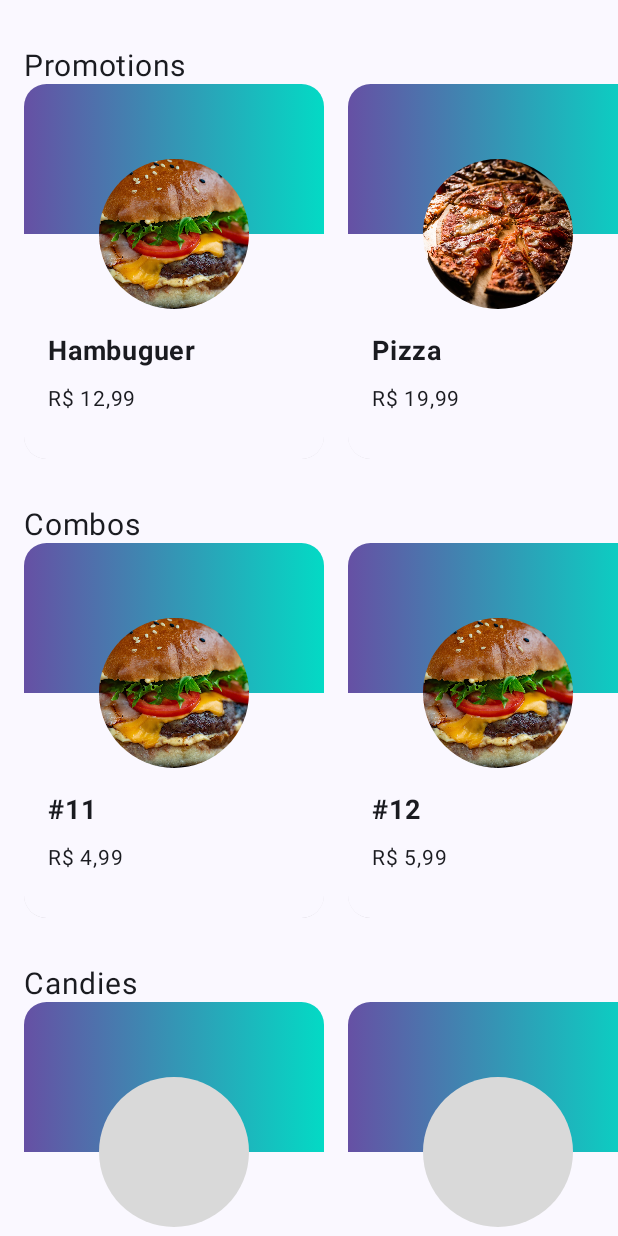
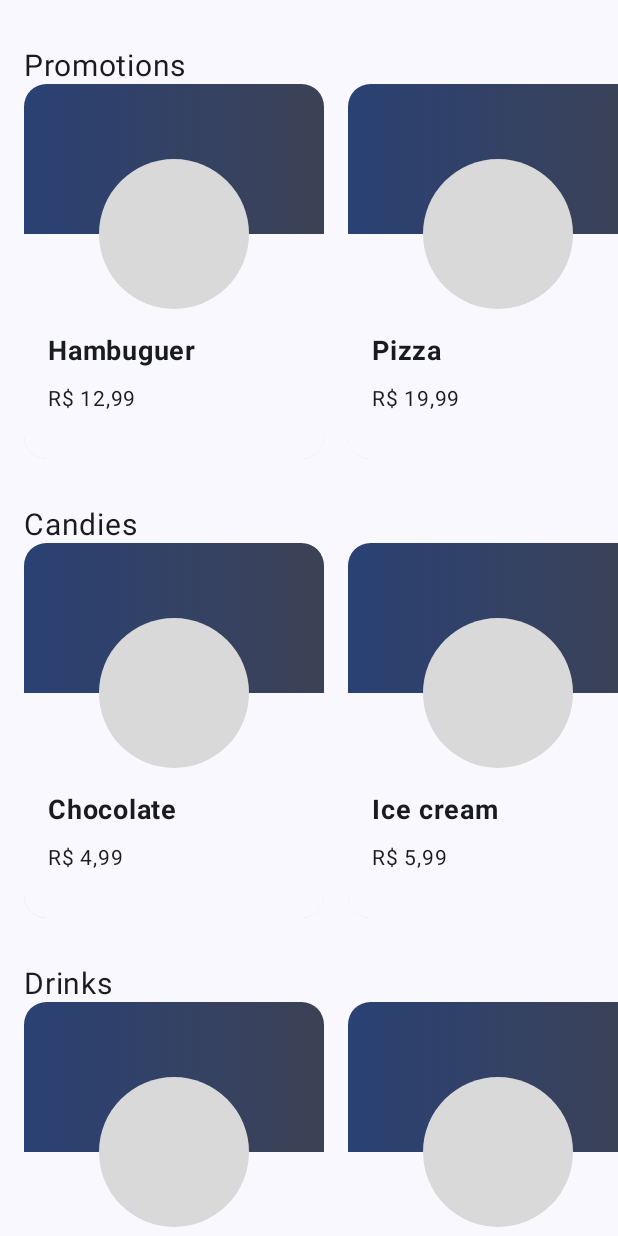
Before and after one commit to verissteph/Aluvery, an Android app built with Jetpack Compose: the screen it shows after launch (MainActivity), on a phone screen of 412 x 824 dp. Run offline under Robolectric (Android 15) with nearby library versions, the phone set to English and light mode, and no system bars.

Commit message:
adjust project

```diff
--- a/app/build.gradle.kts
+++ b/app/build.gradle.kts
@@ -52,7 +52,7 @@ dependencies {
     implementation("androidx.core:core-ktx:1.12.0")
     implementation("androidx.lifecycle:lifecycle-runtime-ktx:2.7.0")
     implementation("androidx.activity:activity-compose:1.8.2")
-    implementation(platform("androidx.compose:compose-bom:2023.08.00"))
+    implementation(platform("androidx.compose:compose-bom:2024.02.02"))
     implementation("androidx.compose.ui:ui")
     implementation("androidx.compose.ui:ui-graphics")
     implementation("androidx.compose.ui:ui-tooling-preview")
@@ -60,7 +60,7 @@ dependencies {
     testImplementation("junit:junit:4.13.2")
     androidTestImplementation("androidx.test.ext:junit:1.1.5")
     androidTestImplementation("androidx.test.espresso:espresso-core:3.5.1")
-    androidTestImplementation(platform("androidx.compose:compose-bom:2023.08.00"))
+    androidTestImplementation(platform("androidx.compose:compose-bom:2024.02.02"))
     androidTestImplementation("androidx.compose.ui:ui-test-junit4")
     debugImplementation("androidx.compose.ui:ui-tooling")
     debugImplementation("androidx.compose.ui:ui-test-manifest")
--- a/app/src/main/java/com/stephanieverissimo/aluvery/MainActivity.kt
+++ b/app/src/main/java/com/stephanieverissimo/aluvery/MainActivity.kt
@@ -3,58 +3,28 @@ package com.stephanieverissimo.aluvery
 import android.os.Bundle
 import androidx.activity.ComponentActivity
 import androidx.activity.compose.setContent
-import androidx.compose.foundation.layout.Arrangement
-import androidx.compose.foundation.layout.Column
-import androidx.compose.foundation.layout.Spacer
-import androidx.compose.foundation.layout.fillMaxSize
-import androidx.compose.foundation.rememberScrollState
-import androidx.compose.foundation.verticalScroll
-import androidx.compose.material3.MaterialTheme
 import androidx.compose.material3.Surface
 import androidx.compose.runtime.Composable
-import androidx.compose.ui.Modifier
-import androidx.compose.ui.tooling.preview.Preview
-import androidx.compose.ui.unit.dp
-import com.stephanieverissimo.aluvery.components.ProductSection
-import com.stephanieverissimo.aluvery.sampleData.sampleProductCandies
-import com.stephanieverissimo.aluvery.sampleData.sampleProductCombo
-import com.stephanieverissimo.aluvery.sampleData.sampleProductDrinks
-import com.stephanieverissimo.aluvery.sampleData.sampleProductPromo
+import com.stephanieverissimo.aluvery.sampleData.sampleSections
+import com.stephanieverissimo.aluvery.screens.HomeScreen
 import com.stephanieverissimo.aluvery.ui.theme.AluveryTheme
 
 class MainActivity : ComponentActivity() {
     override fun onCreate(savedInstanceState: Bundle?) {
         super.onCreate(savedInstanceState)
         setContent {
-          HomeScreen()
+          App()
         }
     }
 }
 
 @Composable
-fun HomeScreen() {
+fun App() {
     AluveryTheme {
-        Surface(modifier = Modifier.fillMaxSize(), color = MaterialTheme.colorScheme.background) {
-            Column(modifier = Modifier
-                .fillMaxSize()
-                .verticalScroll(rememberScrollState()),
-                   verticalArrangement = Arrangement.spacedBy(16.dp)
-
-            ) {
-                Spacer(modifier = Modifier)
-                ProductSection("Promotions", sampleProductPromo)
-                ProductSection("Combos", sampleProductCombo)
-                ProductSection("Candies", sampleProductCandies)
-                ProductSection("Drinks", sampleProductDrinks)
-                Spacer(modifier = Modifier)
-            }
-
+        Surface {
+            HomeScreen(
+                sampleSections
+            )
         }
     }
 }
-
-@Preview(showSystemUi = true)
-@Composable
-fun HomeScreenPrev() {
-    HomeScreen()
-}
--- a/app/src/main/java/com/stephanieverissimo/aluvery/components/ProductItem.kt
+++ b/app/src/main/java/com/stephanieverissimo/aluvery/components/ProductItem.kt
@@ -14,6 +14,7 @@ import androidx.compose.foundation.layout.size
 import androidx.compose.foundation.layout.width
 import androidx.compose.foundation.shape.CircleShape
 import androidx.compose.foundation.shape.RoundedCornerShape
+import androidx.compose.material3.MaterialTheme
 import androidx.compose.material3.Surface
 import androidx.compose.material3.Text
 import androidx.compose.runtime.Composable
@@ -33,6 +34,7 @@ import androidx.compose.ui.unit.sp
 import com.stephanieverissimo.aluvery.R
 import com.stephanieverissimo.aluvery.extensions.toBrazilianCurrency
 import com.stephanieverissimo.aluvery.models.Product
+import com.stephanieverissimo.aluvery.ui.theme.AluveryTheme
 import com.stephanieverissimo.aluvery.ui.theme.Purple40
 import com.stephanieverissimo.aluvery.ui.theme.Teal200
 import java.math.BigDecimal
@@ -51,9 +53,14 @@ fun ProductItem(product: Product) {
             val imageHeight = 100.dp
             Box(modifier = Modifier
                 .fillMaxWidth()
-                .background(brush = Brush.horizontalGradient(listOf(Purple40, Teal200)))
+                .background(brush = Brush.horizontalGradient(listOf(
+                    MaterialTheme.colorScheme.primary,
+                    MaterialTheme.colorScheme.secondary,
+                )))
                 .height(imageHeight)) {
-                Image(painter = painterResource(product.image),
+                Image(
+                    //TODO: Adjust product image
+                    painter = painterResource(id = R.drawable.placeholder),
                       contentDescription = "Image product item",
                       contentScale = ContentScale.Crop,
                       modifier = Modifier
@@ -89,7 +96,14 @@ fun ProductItem(product: Product) {
 @Preview(showSystemUi = true)
 @Composable
 private fun ProductItemPreview() {
-    ProductItem(Product(name = LoremIpsum(50).values.first(),
-                        price = BigDecimal(12.99),
-                        image = R.drawable.placeholder))
+    AluveryTheme {
+        Surface {
+            ProductItem(
+                Product(
+                    name = LoremIpsum(50).values.first(),
+                    price = BigDecimal("14.99")
+                )
+            )
+        }
+    }
 }
--- a/app/src/main/java/com/stephanieverissimo/aluvery/components/ProductSection.kt
+++ b/app/src/main/java/com/stephanieverissimo/aluvery/components/ProductSection.kt
@@ -8,6 +8,7 @@ import androidx.compose.foundation.layout.Spacer
 import androidx.compose.foundation.layout.fillMaxWidth
 import androidx.compose.foundation.layout.padding
 import androidx.compose.foundation.rememberScrollState
+import androidx.compose.material3.Surface
 import androidx.compose.material3.Text
 import androidx.compose.runtime.Composable
 import androidx.compose.ui.Modifier
@@ -16,7 +17,8 @@ import androidx.compose.ui.tooling.preview.Preview
 import androidx.compose.ui.unit.dp
 import androidx.compose.ui.unit.sp
 import com.stephanieverissimo.aluvery.models.Product
-import com.stephanieverissimo.aluvery.sampleData.sampleProductPromo
+import com.stephanieverissimo.aluvery.sampleData.sampleProducts
+import com.stephanieverissimo.aluvery.ui.theme.AluveryTheme
 
 @Composable
 fun ProductSection(title: String, products: List<Product>) {
@@ -44,5 +46,9 @@ fun ProductSection(title: String, products: List<Product>) {
 @Preview(showBackground = true)
 @Composable
 private fun ProductSectionPreview() {
-    ProductSection("Promoções", sampleProductPromo)
+    AluveryTheme {
+        Surface {
+            ProductSection("Promotions", products = sampleProducts)
+        }
+    }
 }
--- a/app/src/main/java/com/stephanieverissimo/aluvery/models/Product.kt
+++ b/app/src/main/java/com/stephanieverissimo/aluvery/models/Product.kt
@@ -7,5 +7,5 @@ import java.math.BigDecimal
  class Product(
     val name:String,
     val price: BigDecimal,
-    @DrawableRes val image: Int = R.drawable.ic_launcher_background
+    val image: String? = null
 )
--- a/app/src/main/java/com/stephanieverissimo/aluvery/sampleData/SampleData.kt
+++ b/app/src/main/java/com/stephanieverissimo/aluvery/sampleData/SampleData.kt
@@ -1,21 +1,32 @@
 package com.stephanieverissimo.aluvery.sampleData
 
-import com.stephanieverissimo.aluvery.R
 import com.stephanieverissimo.aluvery.models.Product
 import java.math.BigDecimal
 
-val sampleProductPromo = listOf(Product("Hambuguer", BigDecimal(12.99), R.drawable.burger),
-                           Product("Pizza", BigDecimal(19.99), R.drawable.pizza),
-                           Product("Fries", BigDecimal(6.99), R.drawable.fries))
 
-val sampleProductCandies = listOf(Product("Chocolate", BigDecimal(4.99), R.drawable.placeholder),
-                           Product("MM's", BigDecimal(5.99), R.drawable.placeholder),
-                           Product("Marshmallows", BigDecimal(6.99), R.drawable.placeholder))
+val sampleProductCandies = listOf(Product("Chocolate", BigDecimal(4.99), "https://images.pexels.com/photos/65882/chocolate-dark-coffee-confiserie-65882.jpeg",),
+                                  Product("Ice cream", BigDecimal(5.99), "https://images.pexels.com/photos/1352278/pexels-photo-1352278.jpeg",),
+                                  Product("Cake", BigDecimal(6.99),"https://images.pexels.com/photos/291528/pexels-photo-291528.jpeg",))
 
-val sampleProductCombo = listOf(Product("#11", BigDecimal(4.99), R.drawable.burger),
-                           Product("#12", BigDecimal(5.99), R.drawable.burger),
-                           Product("#13", BigDecimal(6.99), R.drawable.burger))
+val sampleProductCombo = listOf(Product("#11", BigDecimal(4.99)),
+                                Product("#12", BigDecimal(5.99)),
+                                Product("#13", BigDecimal(6.99)))
 
-val sampleProductDrinks= listOf(Product("Water", BigDecimal(2.99), R.drawable.placeholder),
-                           Product("Coffe", BigDecimal(9.99), R.drawable.placeholder),
-                           Product("Soda", BigDecimal(6.99), R.drawable.placeholder))
+val sampleProductDrinks = listOf(Product("Beer", BigDecimal(12.99),  "https://images.pexels.com/photos/1552630/pexels-photo-1552630.jpeg",),
+                                 Product("Juice", BigDecimal(9.99), "https://images.pexels.com/photos/96974/pexels-photo-96974.jpeg"),
+                                 Product("Soda", BigDecimal(6.99), "https://images.pexels.com/photos/2775860/pexels-photo-2775860.jpeg"),
+                                 Product("Water", BigDecimal(2.99), "https://images.pexels.com/photos/327090/pexels-photo-327090.jpeg"),)
+
+
+val sampleProducts = listOf(Product("Hambuguer", BigDecimal(12.99), "https://images.pexels.com/photos/1639557/pexels-photo-1639557.jpeg"),
+                            Product("Pizza", BigDecimal(19.99),  "https://images.pexels.com/photos/825661/pexels-photo-825661.jpeg"),
+                            Product("Fries", BigDecimal(6.99),  "https://images.pexels.com/photos/1583884/pexels-photo-1583884.jpeg"),
+                            *sampleProductDrinks.toTypedArray(), *sampleProductCandies.toTypedArray(),
+                           *sampleProductCombo.toTypedArray())
+
+val sampleSections = mapOf(
+    "Promotions" to sampleProducts,
+    "Candies" to sampleProductCandies,
+    "Drinks" to sampleProductDrinks,
+    "Combo" to sampleProductCombo,
+    )
--- /dev/null
+++ b/app/src/main/java/com/stephanieverissimo/aluvery/screens/HomeScreen.kt
@@ -0,0 +1,55 @@
+package com.stephanieverissimo.aluvery.screens
+
+import androidx.compose.foundation.layout.Arrangement
+import androidx.compose.foundation.layout.Column
+import androidx.compose.foundation.layout.Spacer
+import androidx.compose.foundation.layout.fillMaxSize
+import androidx.compose.foundation.rememberScrollState
+import androidx.compose.foundation.verticalScroll
+import androidx.compose.material3.MaterialTheme
+import androidx.compose.material3.Surface
+import androidx.compose.runtime.Composable
+import androidx.compose.ui.Modifier
+import androidx.compose.ui.tooling.preview.Preview
+import androidx.compose.ui.unit.dp
+import com.stephanieverissimo.aluvery.components.ProductSection
+import com.stephanieverissimo.aluvery.models.Product
+import com.stephanieverissimo.aluvery.sampleData.sampleProductCandies
+import com.stephanieverissimo.aluvery.sampleData.sampleProductCombo
+import com.stephanieverissimo.aluvery.sampleData.sampleProductDrinks
+import com.stephanieverissimo.aluvery.sampleData.sampleProducts
+import com.stephanieverissimo.aluvery.sampleData.sampleSections
+import com.stephanieverissimo.aluvery.ui.theme.AluveryTheme
+
+@Composable
+fun HomeScreen(sections: Map<String, List<Product>>) {
+    AluveryTheme {
+        Surface(modifier = Modifier.fillMaxSize(), color = MaterialTheme.colorScheme.background) {
+            Column(modifier = Modifier
+                .fillMaxSize()
+                .verticalScroll(rememberScrollState()),
+                   verticalArrangement = Arrangement.spacedBy(16.dp)
+
+            ) {
+                Spacer(modifier = Modifier)
+                for (section in sections){
+                    val title = section.key
+                    val products = section.value
+                    ProductSection(title = title, products = products )
+                }
+                Spacer(modifier = Modifier)
+            }
+
+        }
+    }
+}
+
+@Preview(showSystemUi = true)
+@Composable
+fun HomeScreenPrev() {
+    AluveryTheme {
+        Surface {
+            HomeScreen(sampleSections)
+        }
+    }
+}
--- a/app/src/main/java/com/stephanieverissimo/aluvery/ui/theme/Color.kt
+++ b/app/src/main/java/com/stephanieverissimo/aluvery/ui/theme/Color.kt
@@ -10,3 +10,7 @@ val Purple40 = Color(0xFF6650a4)
 val PurpleGrey40 = Color(0xFF625b71)
 val Pink40 = Color(0xFF7D5260)
 val Teal200 = Color(0xFF03DAC5)
+
+val Indigo400 = Color(0xFF5C6BC0)
+val Indigo500 = Color(0xFF3F51B5)
+val Indigo400Light = Color(0xFF5C6BC0)
--- a/app/src/main/java/com/stephanieverissimo/aluvery/ui/theme/Theme.kt
+++ b/app/src/main/java/com/stephanieverissimo/aluvery/ui/theme/Theme.kt
@@ -10,32 +10,32 @@ import androidx.compose.material3.dynamicLightColorScheme
 import androidx.compose.material3.lightColorScheme
 import androidx.compose.runtime.Composable
 import androidx.compose.runtime.SideEffect
+import androidx.compose.ui.graphics.Color
 import androidx.compose.ui.graphics.toArgb
 import androidx.compose.ui.platform.LocalContext
 import androidx.compose.ui.platform.LocalView
 import androidx.core.view.WindowCompat
 
 private val DarkColorScheme =
-    darkColorScheme(primary = Purple80, secondary = PurpleGrey80, tertiary = Pink80)
+    darkColorScheme(primary = Indigo400, secondary = Indigo500, onSecondary = Color.White)
 
 private val LightColorScheme =
-    lightColorScheme(primary = Purple40, secondary = PurpleGrey40, tertiary = Pink40
+    lightColorScheme(primary = Indigo400, secondary = Indigo500, onSecondary = Color.White
 
                      /* Other default colors to override
-    background = Color(0xFFFFFBFE),
-    surface = Color(0xFFFFFBFE),
-    onPrimary = Color.White,
-    onSecondary = Color.White,
-    onTertiary = Color.White,
-    onBackground = Color(0xFF1C1B1F),
-    onSurface = Color(0xFF1C1B1F),
-    */)
+                  background = Color.White,
+                  surface = Color.White,
+                  onPrimary = Color.White,
+                  onSecondary = Color.Black,
+                  onBackground = Color.Black,
+                  onSurface = Color.Black,
+                  */)
 
 @Composable
 fun AluveryTheme(
     darkTheme: Boolean = isSystemInDarkTheme(), // Dynamic color is available on Android 12+
     dynamicColor: Boolean = true,
-    content: @Composable () -> Unit
+    content: @Composable () -> Unit,
 ) {
     val colorScheme = when {
         dynamicColor && Build.VERSION.SDK_INT >= Build.VERSION_CODES.S -> {
```
